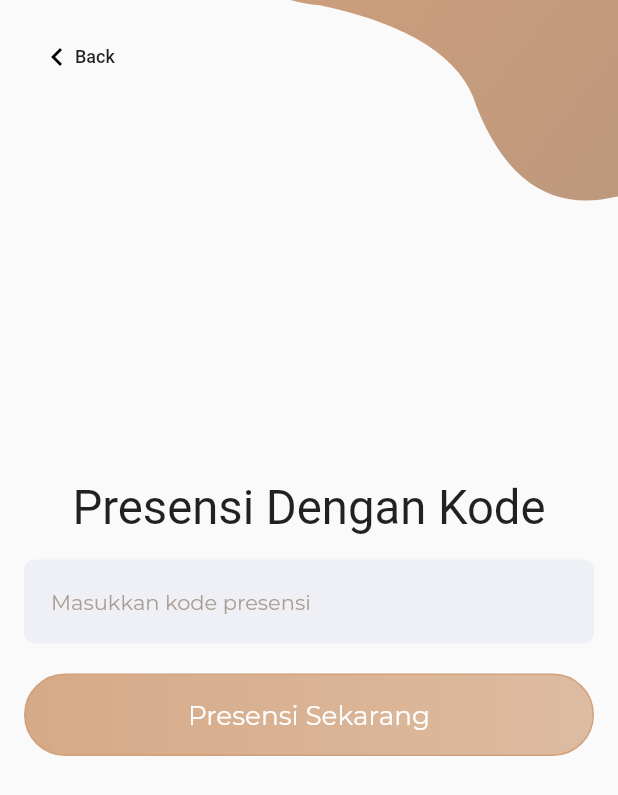
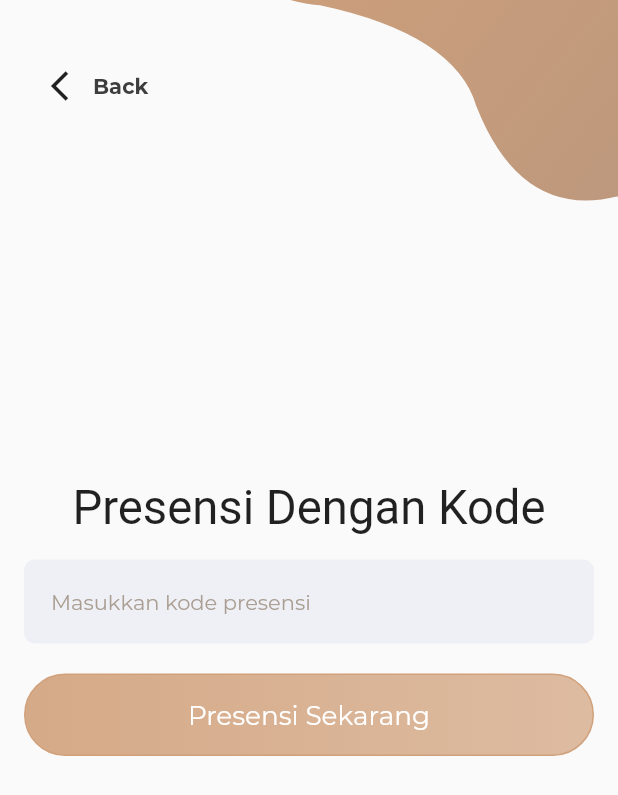
Before and after one commit to candraprasetya/rumah_jamur_app, a Flutter app: the CodePresensi screen opened directly with empty values, on a phone screen of 412 x 824 dp. Shown: the top 795 px of the screen. Run offline on Flutter 3.47's test engine with Material 2 defaults, Android fonts, the phone set to English and light mode, and no system bars; drawn by our look-alikes of velocity_x; our stand-ins replace cloud_firestore, firebase_auth, firebase_core, firebase_storage, fl_chart, get and 5 more; missing offline and left inert: qrscan, spincircle_bottom_bar; accounts and stored records are empty.

```diff
--- a/lib/main.dart
+++ b/lib/main.dart
@@ -2,10 +2,12 @@
 import 'package:firebase_core/firebase_core.dart';
 import 'package:flutter/material.dart';
 import 'package:get/get.dart';
+import 'package:get_storage/get_storage.dart';
 import 'package:rumah_jamur/screens/screens.dart';
 
 //fungsi main
-void main() {
+void main() async {
+  await GetStorage.init();
   WidgetsFlutterBinding.ensureInitialized();
   runApp(MyApp());
 }
--- a/lib/screens/firstrun/login_screen.dart
+++ b/lib/screens/firstrun/login_screen.dart
@@ -31,7 +31,7 @@ class _LoginScreenState extends State<LoginScreen> {
               transitionCurve: Curves.easeOutQuint);
           Result result = await AuthServices.signInEmail(email, password);
           if (result.userModel != null) {
-            Get.offAllNamed('/home', arguments: result.userModel.uid);
+            Get.offAllNamed('/home');
           } else {
             Get.back();
             Get.snackbar('Error', result.message);
--- a/lib/screens/firstrun/register_screen.dart
+++ b/lib/screens/firstrun/register_screen.dart
@@ -48,7 +48,7 @@ class _RegisterScreenState extends State<RegisterScreen> {
                             nim.toUpperCase() +
                             "/300/300"));
             if (result.userModel != null) {
-              Get.offAllNamed('/home', arguments: result.userModel.uid);
+              Get.offAllNamed('/home');
             } else {
               Get.back();
               Get.snackbar('Error', result.message,
--- a/lib/screens/firstrun/welcome_screen.dart
+++ b/lib/screens/firstrun/welcome_screen.dart
@@ -12,8 +12,9 @@ class _WelcomeScreenState extends State<WelcomeScreen> {
   void initState() {
     super.initState();
     if (auth.currentUser != null) {
+      box.write('UID', auth.currentUser.uid);
       Future.delayed(Duration.zero, () {
-        Get.offAllNamed('/home', arguments: auth.currentUser.uid);
+        Get.offAllNamed('/home');
       });
     }
   }
--- a/lib/screens/home/code_presensi.dart
+++ b/lib/screens/home/code_presensi.dart
@@ -8,26 +8,6 @@ class CodePresensi extends StatefulWidget {
 class _CodePresensiState extends State<CodePresensi> {
   UserModel userModel = Get.arguments;
   TextEditingController kodeController = TextEditingController();
-  Widget _backButton() {
-    return InkWell(
-      onTap: () {
-        Navigator.pop(context);
-      },
-      child: Container(
-        padding: EdgeInsets.symmetric(horizontal: 10),
-        child: Row(
-          children: <Widget>[
-            Container(
-              padding: EdgeInsets.only(left: 0, top: 10, bottom: 10),
-              child: Icon(Icons.keyboard_arrow_left, color: Colors.black),
-            ),
-            Text('Back',
-                style: TextStyle(fontSize: 12, fontWeight: FontWeight.w500))
-          ],
-        ),
-      ),
-    );
-  }
 
   @override
   Widget build(BuildContext context) {
@@ -40,7 +20,13 @@ class _CodePresensiState extends State<CodePresensi> {
             right: -MediaQuery.of(context).size.width * .4,
             child: MyContainer(),
           ),
-          _backButton(),
+          BackButtonWidget(
+            iconData: Icons.arrow_back_ios_outlined,
+            onPressed: () {
+              Get.back();
+            },
+            title: 'Back',
+          ),
           VStack(
             [
               'Presensi Dengan Kode'.text.xl4.makeCentered(),
--- a/lib/screens/home/home_screen.dart
+++ b/lib/screens/home/home_screen.dart
@@ -14,7 +14,7 @@ class _HomeScreenState extends State<HomeScreen> {
     return Scaffold(
         backgroundColor: Warna.white,
         body: FutureBuilder<UserModel>(
-          future: UserServices.getUser(Get.arguments),
+          future: UserServices.getUser(box.read('UID')),
           builder: (BuildContext context, AsyncSnapshot<UserModel> snapshot) {
             if (snapshot.hasError) {
               return ErrorScreen();
--- a/lib/screens/home/profile_screen.dart
+++ b/lib/screens/home/profile_screen.dart
@@ -32,7 +32,7 @@ class _ProfileScreenState extends State<ProfileScreen> {
                 if (snapshot.connectionState == ConnectionState.waiting) {
                   return CircularProgressIndicator(
                     valueColor: AlwaysStoppedAnimation(Warna.primary),
-                  ).centered();
+                  ).centered().p16();
                 }
                 return VStack([
                   HStack(
@@ -88,6 +88,7 @@ class _ProfileScreenState extends State<ProfileScreen> {
             color: Warna.red,
             text: 'Keluar',
             onPress: () {
+              box.remove('UID');
               AuthServices.signOut();
               Get.offAllNamed('/welcome');
             },
--- a/lib/screens/information/success_screen.dart
+++ b/lib/screens/information/success_screen.dart
@@ -14,7 +14,7 @@ class _SuccessScreenState extends State<SuccessScreen> {
   Widget build(BuildContext context) {
     return WillPopScope(
       onWillPop: () {
-        Get.offAllNamed('/home', arguments: userModel.uid);
+        Get.offAllNamed('/home');
         return;
       },
       child: Scaffold(
@@ -32,7 +32,7 @@ class _SuccessScreenState extends State<SuccessScreen> {
             text: 'Kembali Ke Halaman Utama',
             color: Warna.accent,
             onPress: () {
-              Get.offAndToNamed('/home', arguments: userModel.uid);
+              Get.offAndToNamed('/home');
             },
           ).p16(),
           8.heightBox,
--- a/lib/screens/screens.dart
+++ b/lib/screens/screens.dart
@@ -7,6 +7,7 @@ import 'package:fl_chart/fl_chart.dart';
 import 'package:flutter/material.dart';
 import 'package:flutter/rendering.dart';
 import 'package:get/get.dart';
+import 'package:get_storage/get_storage.dart';
 import 'package:image_gallery_saver/image_gallery_saver.dart';
 import 'package:intl/intl.dart';
 import 'package:lottie/lottie.dart';
--- a/lib/utils/shared_value.dart
+++ b/lib/utils/shared_value.dart
@@ -53,3 +53,5 @@ TextStyle lightText = TextStyle(
   fontWeight: FontWeight.w200,
   fontSize: 14,
 );
+
+final box = GetStorage();
--- a/lib/utils/utils.dart
+++ b/lib/utils/utils.dart
@@ -3,6 +3,7 @@ import 'dart:typed_data';
 import 'package:firebase_auth/firebase_auth.dart';
 import 'package:firebase_storage/firebase_storage.dart';
 import 'package:flutter/material.dart';
+import 'package:get_storage/get_storage.dart';
 import 'package:rumah_jamur/models/models.dart';
 import 'package:rumah_jamur/services/services.dart';
 import 'package:qrscan/qrscan.dart' as scanner;
--- a/pubspec.yaml
+++ b/pubspec.yaml
@@ -42,6 +42,7 @@ dependencies:
   random_string: ^2.1.0
   spincircle_bottom_bar: ^1.0.0
   velocity_x: ^1.0.1
+  get_storage: ^1.3.2
 
 dev_dependencies:
   flutter_test:
```
Also changed, not shown: pubspec.lock.
